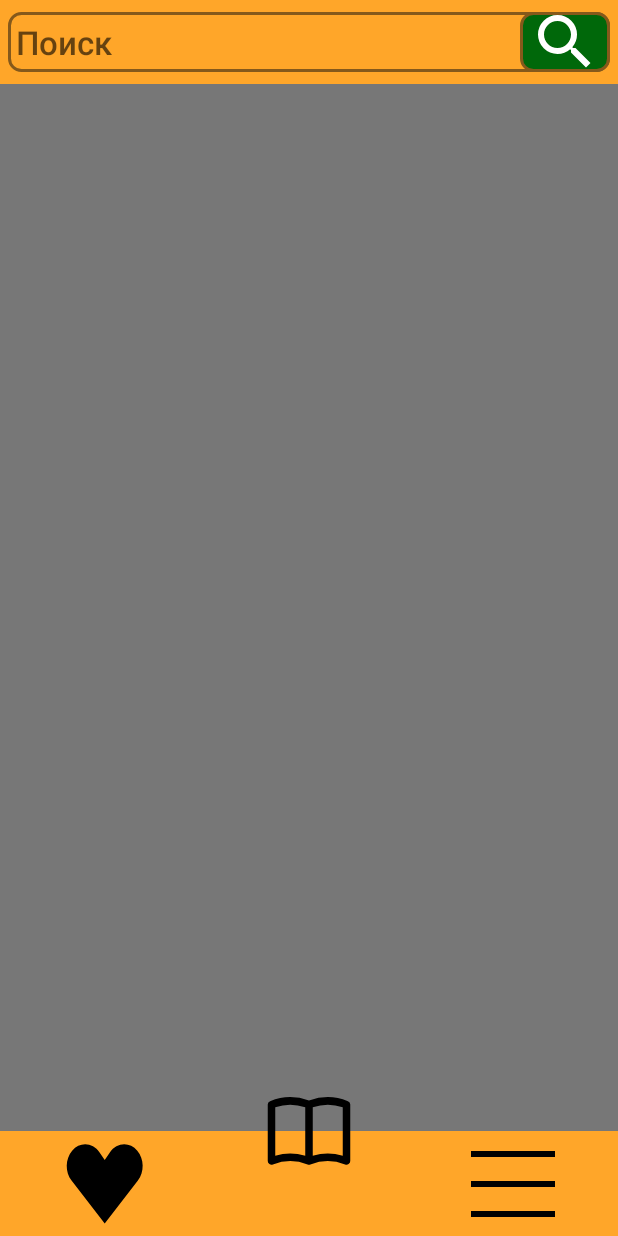
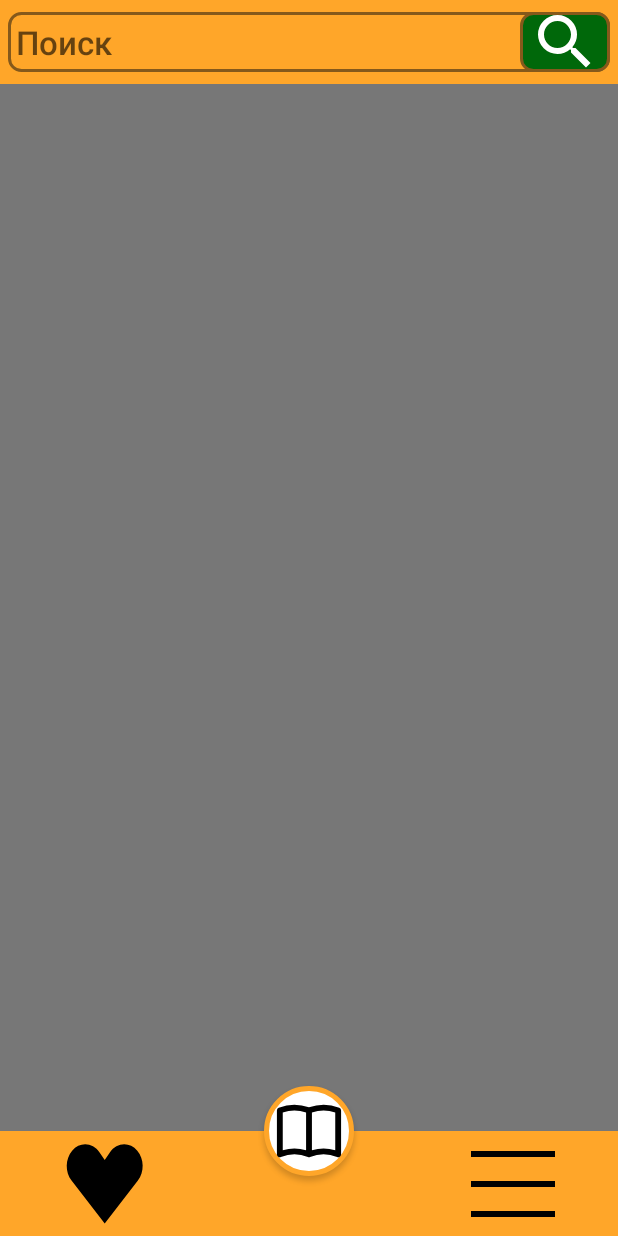
Before and after one commit to MrDoc03/Library, an Android app: the screen it shows after launch (MainActivity), on a phone screen of 412 x 824 dp. Run offline under Robolectric (Android 15) with nearby library versions, the phone set to English and light mode, and no system bars; 1 statement that could not run was skipped.

Commit message:
Кнопка на главную

```diff
--- /dev/null
+++ b/app/src/main/res/drawable/button_main_full.xml
@@ -0,0 +1,6 @@
+<?xml version="1.0" encoding="utf-8"?>
+<layer-list xmlns:android="http://schemas.android.com/apk/res/android">
+    <item android:drawable="@drawable/circle_main"/>
+    <item android:drawable="@drawable/book_main_svg" android:left="7dp" android:right="7dp" android:top="7dp" android:bottom="7dp"/>
+
+</layer-list>
--- /dev/null
+++ b/app/src/main/res/drawable/circle_main.xml
@@ -0,0 +1,8 @@
+<?xml version="1.0" encoding="utf-8"?>
+<shape xmlns:android="http://schemas.android.com/apk/res/android"
+    android:shape="oval">
+
+    <solid android:color="#FFFFFF"/>
+    <stroke android:width="3dp" android:color="#FFA629"/>
+    <corners android:radius="10dp"/>
+</shape>
--- a/app/src/main/res/layout/activity_main.xml
+++ b/app/src/main/res/layout/activity_main.xml
@@ -107,7 +107,7 @@
         android:layout_width="60dp"
         android:layout_height="60dp"
         android:layout_marginBottom="-30dp"
-        android:background="@drawable/book_main_svg"
+        android:background="@drawable/button_main_full"
         app:layout_constraintBottom_toBottomOf="@+id/scrollView2"
         app:layout_constraintEnd_toEndOf="parent"
         app:layout_constraintStart_toStartOf="parent" />
```
